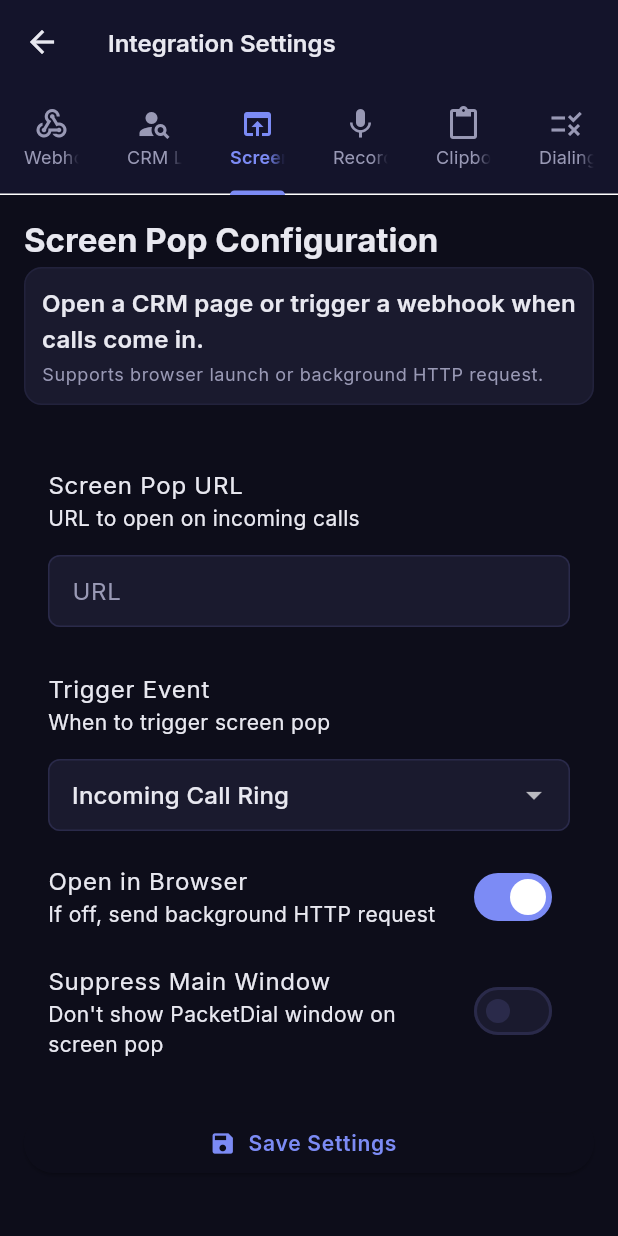
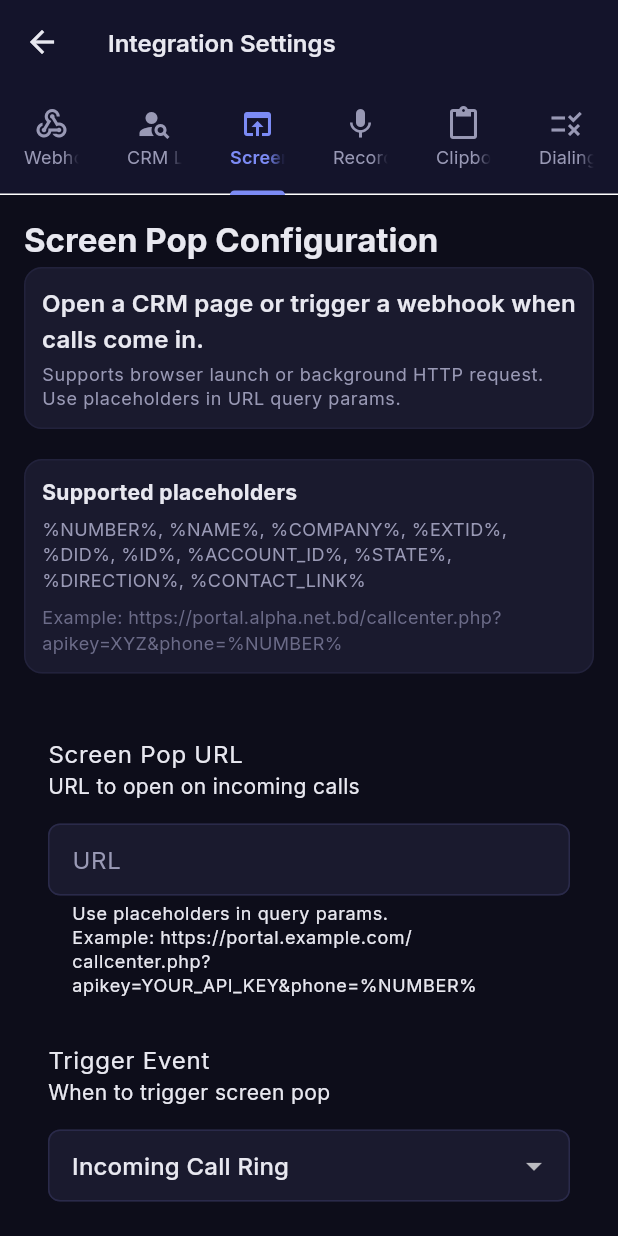
Before and after one commit to md-riaz/PacketDial, a Flutter app: the IntegrationSettingsPage screen opened directly, tab 3 chosen, on a phone screen of 412 x 824 dp. Run offline on Flutter 3.47's test engine with Material 3 defaults, Android fonts, the light colour scheme and no system bars; our stand-ins replace audioplayers, file_picker, flutter_riverpod, google_fonts, isar and 2 more; missing offline and left inert: bitsdojo_window, dart:ffi, hotkey_manager, phone_numbers_parser, tray_manager, window_manager; accounts and stored records are empty; generated files the repository leaves out were written again; statements that could not run were skipped.

Commit message:
Normalize integration placeholders and improve screen pop help text

```diff
--- a/app_flutter/lib/core/integration_service.dart
+++ b/app_flutter/lib/core/integration_service.dart
@@ -4,6 +4,7 @@ import 'app_settings_service.dart';
 import 'customer_lookup_service.dart';
 import 'screen_pop_service.dart';
 import 'dialing_rules_service.dart';
+import 'sip_uri_utils.dart';
 import '../models/call.dart';
 import '../models/customer_data.dart';
 
@@ -73,6 +74,14 @@ class IntegrationService {
   Future<void> onCallEnd(ActiveCall call, {String? recordingPath}) async {
     final settings = AppSettingsService.instance;
 
+    // 0. Trigger Screen Pop (if configured for call end event)
+    await ScreenPopService.instance.onCallEnded(
+      call,
+      customerData: _lastCustomerData,
+      extid: _lastExtId,
+      didNumber: _lastDidNumber,
+    );
+
     // 1. Trigger End Webhook
     if (settings.callEndWebhookEnabled && settings.endWebhookUrl.isNotEmpty) {
       final url = _replacePlaceholders(
@@ -107,8 +116,11 @@ class IntegrationService {
       request.files.add(await http.MultipartFile.fromPath(fieldName, path));
 
       // Add metadata fields
+      final normalizedNumber = DialingRulesService.instance.transform(
+        (SipUriUtils.extractNumber(call.uri) ?? call.uri).trim(),
+      );
       request.fields['call_id'] = call.callId.toString();
-      request.fields['number'] = call.uri;
+      request.fields['number'] = normalizedNumber;
       request.fields['direction'] = call.direction.name;
       if (_lastCustomerData != null) {
         request.fields['contact_name'] = _lastCustomerData!.contactName;
@@ -137,19 +149,29 @@ class IntegrationService {
   }) {
     var result = template;
 
-    // Transform number using dialing rules
-    final transformedNumber = DialingRulesService.instance.transform(call.uri);
+    // Parse SIP URI first so placeholders never leak raw display-uri format.
+    final extractedNumber = SipUriUtils.extractNumber(call.uri) ?? call.uri;
+    final transformedNumber =
+        DialingRulesService.instance.transform(extractedNumber.trim());
+    final fallbackName = SipUriUtils.friendlyName(call.uri);
+    final resolvedName = (customerData?.contactName.trim().isNotEmpty ?? false)
+        ? customerData!.contactName.trim()
+        : fallbackName;
+    final resolvedCompany = customerData?.company.trim() ?? '';
 
-    result = result.replaceAll('%NUMBER%', transformedNumber);
-    result = result.replaceAll('%NAME%', customerData?.contactName ?? '');
-    result = result.replaceAll('%COMPANY%', customerData?.company ?? '');
-    result = result.replaceAll('%EXTID%', extid ?? '');
-    result = result.replaceAll('%DID%', didNumber ?? '');
+    result = result.replaceAll('%NUMBER%', Uri.encodeComponent(transformedNumber));
+    result = result.replaceAll('%NAME%', Uri.encodeComponent(resolvedName));
+    result = result.replaceAll('%COMPANY%', Uri.encodeComponent(resolvedCompany));
+    result = result.replaceAll('%EXTID%', Uri.encodeComponent(extid ?? ''));
+    result = result.replaceAll('%DID%', Uri.encodeComponent(didNumber ?? ''));
     result = result.replaceAll('%ID%', call.callId.toString());
     result = result.replaceAll('%DIRECTION%', call.direction.name);
     result = result.replaceAll('%ACCOUNT_ID%', call.accountId);
     result = result.replaceAll('%STATE%', call.state.name);
-    result = result.replaceAll('%CONTACT_LINK%', customerData?.contactLink ?? '');
+    result = result.replaceAll(
+      '%CONTACT_LINK%',
+      Uri.encodeComponent(customerData?.contactLink ?? ''),
+    );
 
     if (call.startedAt != null) {
       final duration = DateTime.now().difference(call.startedAt!).inSeconds;
@@ -159,8 +181,11 @@ class IntegrationService {
     }
 
     if (recordingPath != null && recordingPath.isNotEmpty) {
-      result = result.replaceAll('%RECORD%', recordingPath);
-      result = result.replaceAll('%RECORDFILENAME%', Uri.parse(recordingPath).pathSegments.last);
+      result = result.replaceAll('%RECORD%', Uri.encodeComponent(recordingPath));
+      result = result.replaceAll(
+        '%RECORDFILENAME%',
+        Uri.encodeComponent(Uri.parse(recordingPath).pathSegments.last),
+      );
     }
 
     return result;
--- a/app_flutter/lib/screens/integration_settings_page.dart
+++ b/app_flutter/lib/screens/integration_settings_page.dart
@@ -279,7 +279,41 @@ class _IntegrationSettingsPageState extends State<IntegrationSettingsPage>
         _buildSectionTitle('Screen Pop Configuration'),
         _buildInfoCard(
           'Open a CRM page or trigger a webhook when calls come in.',
-          'Supports browser launch or background HTTP request.',
+          'Supports browser launch or background HTTP request. Use placeholders in URL query params.',
+        ),
+        const SizedBox(height: 12),
+        const Card(
+          child: Padding(
+            padding: EdgeInsets.all(12),
+            child: Column(
+              crossAxisAlignment: CrossAxisAlignment.start,
+              children: [
+                Text(
+                  'Supported placeholders',
+                  style: TextStyle(
+                    fontWeight: FontWeight.w700,
+                    color: AppTheme.textPrimary,
+                  ),
+                ),
+                SizedBox(height: 6),
+                Text(
+                  '%NUMBER%, %NAME%, %COMPANY%, %EXTID%, %DID%, %ID%, %ACCOUNT_ID%, %STATE%, %DIRECTION%, %CONTACT_LINK%',
+                  style: TextStyle(
+                    color: AppTheme.textSecondary,
+                    fontSize: 12,
+                  ),
+                ),
+                SizedBox(height: 8),
+                Text(
+                  'Example: https://portal.alpha.net.bd/callcenter.php?apikey=XYZ&phone=%NUMBER%',
+                  style: TextStyle(
+                    color: AppTheme.textTertiary,
+                    fontSize: 12,
+                  ),
+                ),
+              ],
+            ),
+          ),
         ),
         const SizedBox(height: 24),
         const ListTile(
@@ -292,7 +326,11 @@ class _IntegrationSettingsPageState extends State<IntegrationSettingsPage>
             controller: _screenPopUrlController,
             decoration: const InputDecoration(
               labelText: 'URL',
-              hintText: 'https://crm.example.com/customer?phone=%NUMBER%',
+              helperMaxLines: 4,
+              helperText:
+                  'Use placeholders in query params.\n'
+                  'Example: https://portal.example.com/callcenter.php?apikey=YOUR_API_KEY&phone=%NUMBER%\n'
+                  'Supported: %NUMBER%, %NAME%, %COMPANY%, %EXTID%, %DID%, %ID%, %ACCOUNT_ID%, %STATE%, %DIRECTION%, %CONTACT_LINK%',
               border: OutlineInputBorder(),
             ),
           ),
@@ -313,6 +351,7 @@ class _IntegrationSettingsPageState extends State<IntegrationSettingsPage>
               DropdownMenuItem(
                   value: 'ring', child: Text('Incoming Call Ring')),
               DropdownMenuItem(value: 'answer', child: Text('Call Answered')),
+              DropdownMenuItem(value: 'end', child: Text('Call Ended')),
             ],
             onChanged: (value) async {
               if (value != null) {
```
Also changed, not shown: app_flutter/lib/core/engine_channel.dart (+24 -23 lines), app_flutter/lib/core/screen_pop_service.dart (+40 -10 lines).
